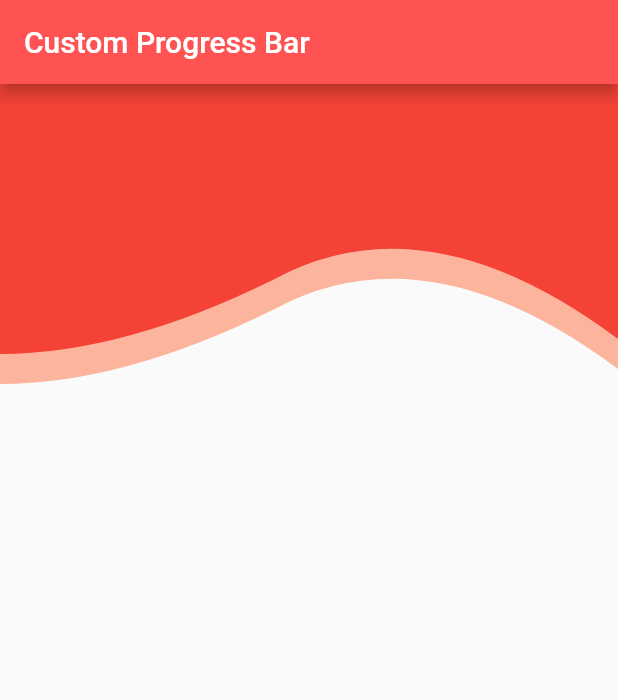
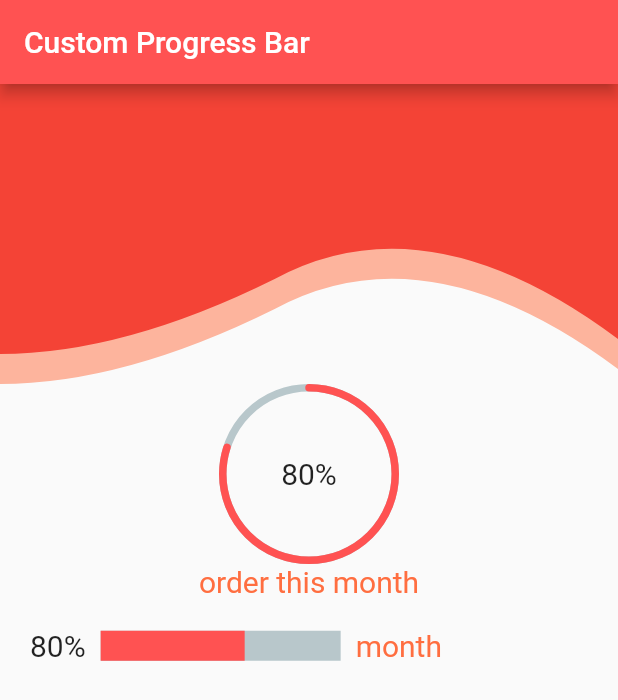
Before and after one commit to ImranIqbalS/flutter-code-snippets, a Flutter app: the screen it shows after launch, on a phone screen of 412 x 824 dp. Shown: the top 700 px of the screen. Run offline on Flutter 3.47's test engine with Material 2 defaults, Android fonts, the phone set to English and light mode, and no system bars; drawn by our look-alikes of percent_indicator.

Commit message:
circular and linear progressbar completed

```diff
--- a/lib/custom_clipper_curve/clipper_curve.dart
+++ b/lib/custom_clipper_curve/clipper_curve.dart
@@ -4,42 +4,85 @@ import 'package:percent_indicator/circular_percent_indicator.dart';
 import 'dart:math' as math;
 
 import 'package:percent_indicator/linear_percent_indicator.dart';
-class MyHomePage extends StatelessWidget{
+
+class MyHomePage extends StatelessWidget {
   @override
   Widget build(BuildContext context) {
     return Scaffold(
       appBar: AppBar(
-            title:Text("Custom Progress Bar"),
-            backgroundColor: Colors.redAccent
-        ),
+          title: Text("Custom Progress Bar"),
+          backgroundColor: Colors.redAccent),
       body: Column(
         children: [
-
           Container(
             child: Stack(
               children: [
-                Opacity(opacity: 0.5,
+                Opacity(
+                  opacity: 0.5,
                   child: ClipPath(
-                  clipper:WaveClipper(),
+                    clipper: WaveClipper(),
                     child: Container(
-                    color:Colors.deepOrangeAccent,
+                      color: Colors.deepOrangeAccent,
                       height: 200,
                     ),
                   ),
                 ),
                 ClipPath(
-                  clipper:WaveClipper(),
+                  clipper: WaveClipper(),
                   child: Container(
-                    color:Colors.red,
+                    color: Colors.red,
                     height: 180,
                     alignment: Alignment.center,
-
                   ),
                 ),
               ],
             ),
           ),
-
+          Container(
+            child: CircularPercentIndicator(
+              radius: 120,
+              lineWidth: 5,
+              percent: 0.8,
+              animation: true,
+              animationDuration: 1500,
+              center: new Text(
+                "80%",
+                style: TextStyle(fontSize: 20),
+              ),
+              footer: Text(
+                "order this month",
+                style: TextStyle(
+                  fontSize: 20,
+                  color: Colors.deepOrangeAccent,
+                ),
+              ),
+              progressColor: Colors.redAccent,
+              circularStrokeCap: CircularStrokeCap.round,
+            ),
+          ),
+          Container(
+            padding: EdgeInsets.all(20),
+            child: LinearPercentIndicator(
+              width: 180,
+              // lineWidth: 5,
+              lineHeight: 20,
+              percent: 60/100,
+              animation: true,
+              animationDuration: 1500,
+              leading: new Text(
+                "80%",
+                style: TextStyle(fontSize: 20),
+              ),
+              trailing: Text(
+                "month",
+                style: TextStyle(
+                  fontSize: 20,
+                  color: Colors.deepOrangeAccent,
+                ),
+              ),
+              progressColor: Colors.redAccent,
+            ),
+          )
         ],
       ),
     );
@@ -47,27 +90,29 @@ class MyHomePage extends StatelessWidget{
 }
 
 //Costom CLipper class with Path
-class WaveClipper extends CustomClipper<Path>{
+class WaveClipper extends CustomClipper<Path> {
   @override
   Path getClip(Size size) {
     debugPrint(size.width.toString());
     var path = new Path();
-    path.lineTo(0, size.height); //start path with this if you are making at bottom
+    path.lineTo(
+        0, size.height); //start path with this if you are making at bottom
     var firstStart = Offset(size.width / 5, size.height);
     //fist point of quadratic bezier curve
     var firstEnd = Offset(size.width / 2.25, size.height - 50.0);
     //second point of quadratic bezier curve
-    path.quadraticBezierTo(firstStart.dx, firstStart.dy,
-        firstEnd.dx, firstEnd.dy);
+    path.quadraticBezierTo(
+        firstStart.dx, firstStart.dy, firstEnd.dx, firstEnd.dy);
 
-    var secondStart = Offset(size.width - (size.width / 3.24),
-        size.height - 105);
+    var secondStart =
+        Offset(size.width - (size.width / 3.24), size.height - 105);
     //third point of quadratic bezier curve
     var secondEnd = Offset(size.width, size.height - 10);
     //fourth point of quadratic bezier curve
-    path.quadraticBezierTo(secondStart.dx, secondStart.dy,
-        secondEnd.dx, secondEnd.dy);
-    path.lineTo(size.width, 0); //end with this path if you are making wave at bottom
+    path.quadraticBezierTo(
+        secondStart.dx, secondStart.dy, secondEnd.dx, secondEnd.dy);
+    path.lineTo(
+        size.width, 0); //end with this path if you are making wave at bottom
     path.close();
     return path;
   }
--- a/pubspec.yaml
+++ b/pubspec.yaml
@@ -28,6 +28,7 @@ dependencies:
   # The following adds the Cupertino Icons font to your application.
   # Use with the CupertinoIcons class for iOS style icons.
   cupertino_icons: ^1.0.2
+  percent_indicator: ^3.0.1
 
 dev_dependencies:
   flutter_test:
```
Also changed, not shown: lib/circular_linear_progressbar/circular_linear_progressbar.dart (added), pubspec.lock. Lines whose indentation alone changed are shown as unchanged.
